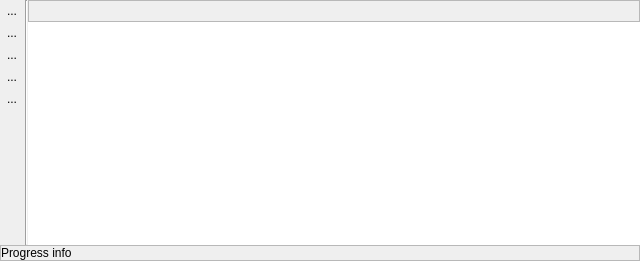
First picture: the form in eotimeseriesviewer/ui/timeseriesdock.ui, repository jakimowb/eo-time-series-viewer, before the edit.
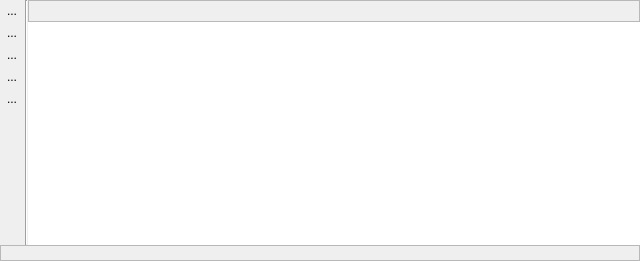
Second picture: the form after the edit. Custom widgets are drawn as their Qt base class.

```diff
--- a/eotimeseriesviewer/ui/timeseriesdock.ui
+++ b/eotimeseriesviewer/ui/timeseriesdock.ui
@@ -19,7 +19,7 @@
   <property name="minimumSize">
    <size>
     <width>152</width>
-    <height>139</height>
+    <height>162</height>
    </size>
   </property>
   <property name="windowTitle">
@@ -296,7 +296,7 @@
           </size>
          </property>
          <property name="text">
-          <string>Progress info</string>
+          <string/>
          </property>
          <property name="textFormat">
           <enum>Qt::PlainText</enum>
```
